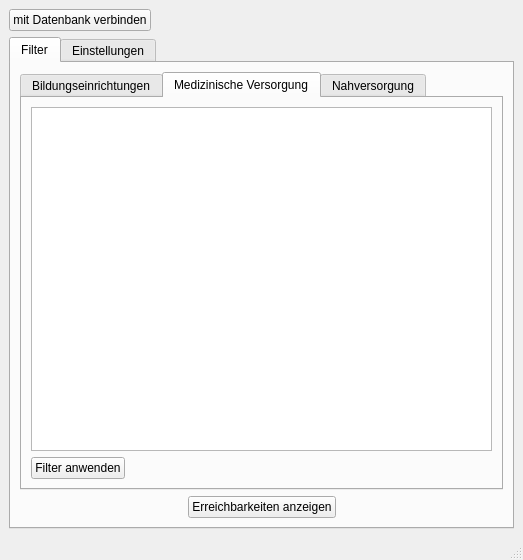
ChrFr/qgis-OTP, file SHKPlugin/shk_plugin_dialog_base.ui: the form before one commit.
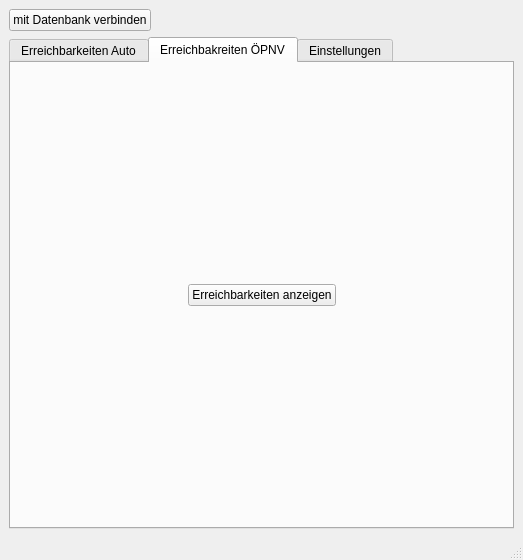
The form after the commit. The open tabs and pages were chosen to show the change.

Patch:
```diff
--- a/SHKPlugin/shk_plugin_dialog_base.ui
+++ b/SHKPlugin/shk_plugin_dialog_base.ui
@@ -46,7 +46,7 @@
       </property>
       <widget class="QWidget" name="tab_4">
        <attribute name="title">
-        <string>Filter</string>
+        <string>Erreichbarkeiten Auto</string>
        </attribute>
        <layout class="QVBoxLayout" name="verticalLayout_2">
         <item>
@@ -110,7 +110,7 @@
             <string>Medizinische Versorgung</string>
            </attribute>
            <layout class="QGridLayout" name="gridLayout_2">
-            <item row="0" column="0">
+            <item row="1" column="0">
              <widget class="QTreeWidget" name="medicine_tree">
               <property name="columnCount">
                <number>2</number>
@@ -130,7 +130,7 @@
               </column>
              </widget>
             </item>
-            <item row="1" column="0">
+            <item row="2" column="0">
              <layout class="QHBoxLayout" name="horizontalLayout_4">
               <item>
                <widget class="QPushButton" name="filter_button_2">
@@ -248,6 +248,76 @@
         </item>
        </layout>
       </widget>
+      <widget class="QWidget" name="tab">
+       <attribute name="title">
+        <string>Erreichbakreiten ÖPNV</string>
+       </attribute>
+       <layout class="QVBoxLayout" name="verticalLayout_3">
+        <item>
+         <spacer name="verticalSpacer_3">
+          <property name="orientation">
+           <enum>Qt::Vertical</enum>
+          </property>
+          <property name="sizeHint" stdset="0">
+           <size>
+            <width>20</width>
+            <height>40</height>
+           </size>
+          </property>
+         </spacer>
+        </item>
+        <item>
+         <layout class="QHBoxLayout" name="horizontalLayout_6">
+          <item>
+           <spacer name="horizontalSpacer_9">
+            <property name="orientation">
+             <enum>Qt::Horizontal</enum>
+            </property>
+            <property name="sizeHint" stdset="0">
+             <size>
+              <width>40</width>
+              <height>20</height>
+             </size>
+            </property>
+           </spacer>
+          </item>
+          <item>
+           <widget class="QPushButton" name="calculate_ov_button">
+            <property name="text">
+             <string>Erreichbarkeiten anzeigen</string>
+            </property>
+           </widget>
+          </item>
+          <item>
+           <spacer name="horizontalSpacer_10">
+            <property name="orientation">
+             <enum>Qt::Horizontal</enum>
+            </property>
+            <property name="sizeHint" stdset="0">
+             <size>
+              <width>40</width>
+              <height>20</height>
+             </size>
+            </property>
+           </spacer>
+          </item>
+         </layout>
+        </item>
+        <item>
+         <spacer name="verticalSpacer_2">
+          <property name="orientation">
+           <enum>Qt::Vertical</enum>
+          </property>
+          <property name="sizeHint" stdset="0">
+           <size>
+            <width>20</width>
+            <height>40</height>
+           </size>
+          </property>
+         </spacer>
+        </item>
+       </layout>
+      </widget>
       <widget class="QWidget" name="tab_5">
        <attribute name="title">
         <string>Einstellungen</string>
```
Left out of the diff: 29 changed lines with no effect on the pictures.
